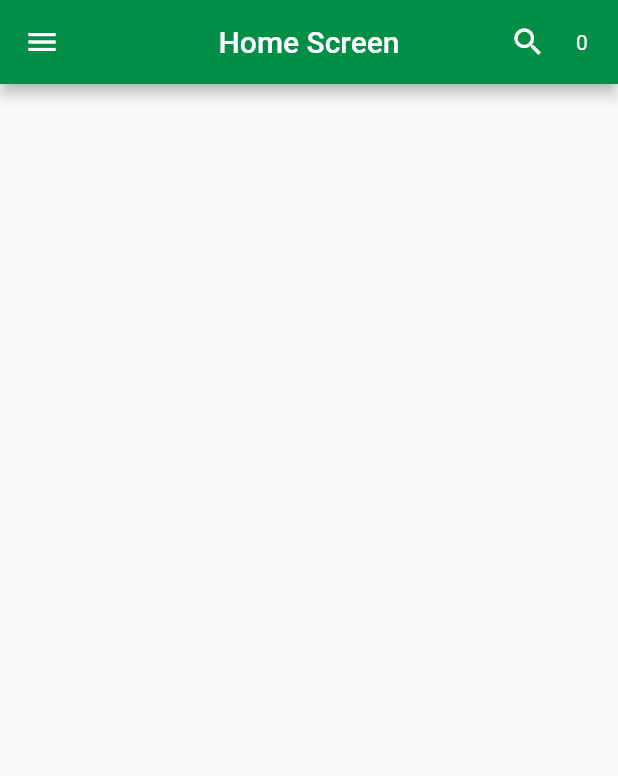
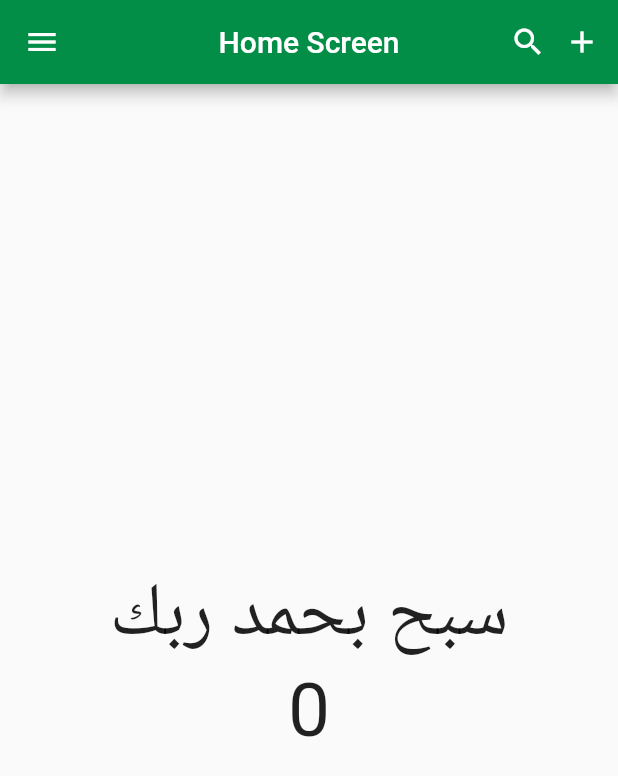
Before and after one commit to AshrafMagdy16d/first-Project-flutter, a Flutter app: the screen it shows after launch, on a phone screen of 412 x 824 dp. Shown: the top 776 px of the screen. Run offline on Flutter 3.47's test engine with Material 3 defaults, Android fonts, the phone set to English and light mode, and no system bars.

Commit message:
Update home screen UI and fix layout issues

```diff
--- a/lib/home_screen.dart
+++ b/lib/home_screen.dart
@@ -26,9 +26,19 @@ class _HomeScreenState extends State<HomeScreen> {
                 counter++;
               });
             },
-            icon: Text("$counter"),
+            icon: Icon(Icons.add),
           ),
         ],
+      ),
+
+      body: Center(
+        child: Column(
+          mainAxisAlignment: MainAxisAlignment.center,
+          children: [
+            Text("سبح بحمد ربك", style: TextStyle(fontSize: 50)),
+            Text("$counter", style: TextStyle(fontSize: 50)),
+          ],
+        ),
       ),
     );
   }
```
